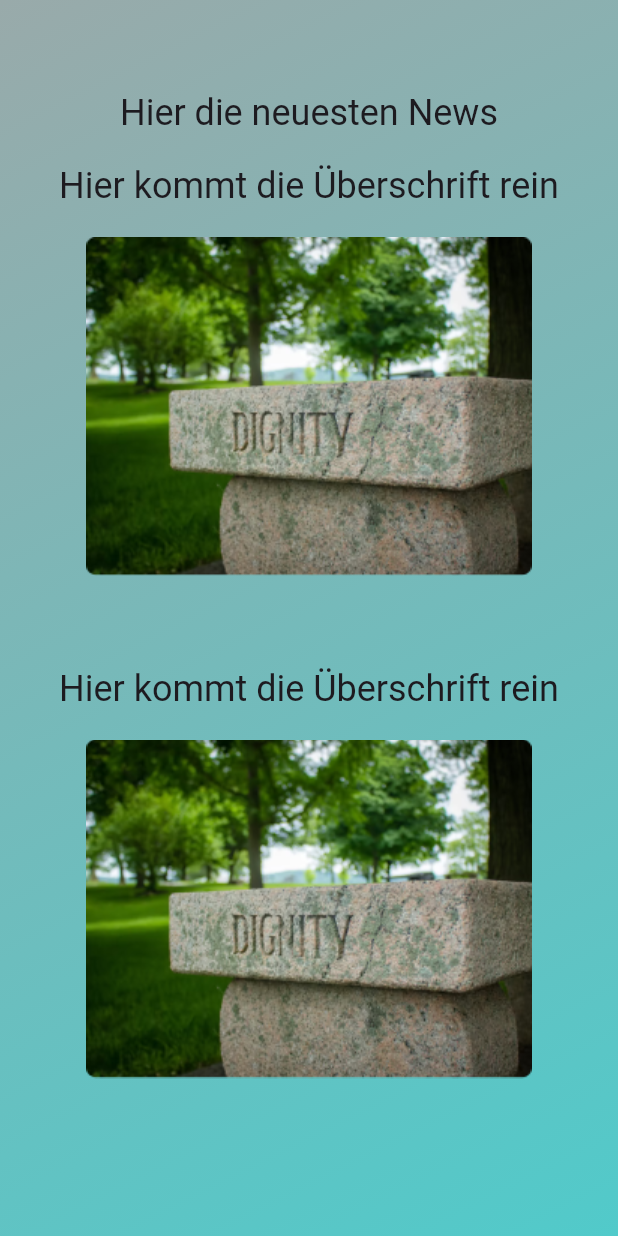
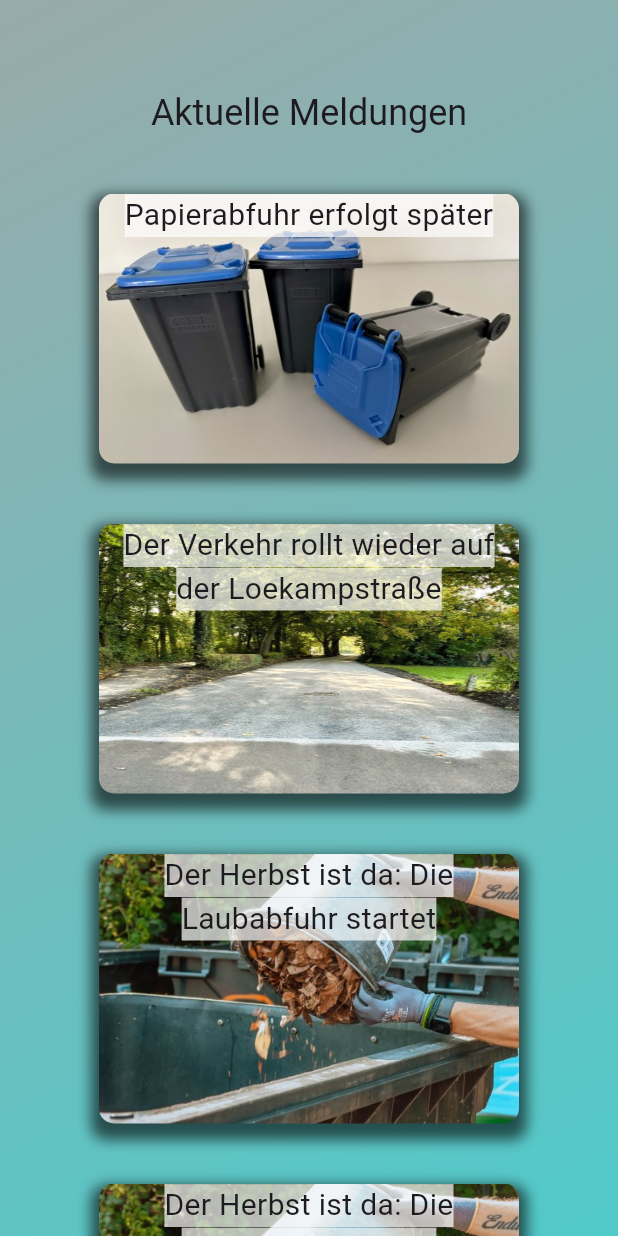
Before and after one commit to AkademieDirk/mam_projekt_v1, a Flutter app: the ContentSwitcher screen opened directly, after a tap on "News", on a phone screen of 412 x 824 dp. Run offline on Flutter 3.47's test engine with Material 3 defaults, Android fonts, the phone set to English and light mode, and no system bars; our stand-ins replace flutter_social_button, font_awesome_flutter; Roboto replaces fonts that are missing (Urbanist).

Commit message:
News screen added / News Container outsourced

```diff
--- a/lib/config/sizes/sizes.dart
+++ b/lib/config/sizes/sizes.dart
@@ -1,4 +1,4 @@
 const double bigTextSize = 48;
 const double normaTextSize = 16;
 const double smallTextSize = 12;
-const double mediumTextSize = 32;
+const double mediumTextSize = 20;
--- a/lib/config/themes/themes.dart
+++ b/lib/config/themes/themes.dart
@@ -6,9 +6,11 @@ ThemeData mamTheme = ThemeData(
     fontFamily: "Urbanist",
     textTheme: const TextTheme(
         bodySmall: TextStyle(fontSize: smallTextSize),
-        bodyMedium: TextStyle(fontSize: normaTextSize),
+        bodyMedium: TextStyle(fontSize: mediumTextSize),
         bodyLarge: TextStyle(fontSize: bigTextSize),
-        displaySmall: TextStyle(fontSize: 24),
+        displaySmall: TextStyle(
+          fontSize: 24,
+        ),
         headlineMedium:
             TextStyle(fontSize: mediumTextSize, fontWeight: FontWeight.bold),
         headlineLarge:
@@ -17,6 +19,9 @@ ThemeData mamTheme = ThemeData(
 Icon closebutton = const Icon(Icons.close_rounded);
 const verticalSpacing = SizedBox(
   height: 20,
+);
+const verticalMediumSpacing = SizedBox(
+  height: 40,
 );
 const verticalBigSpacing = SizedBox(
   height: 60,
--- a/lib/features/Abfall_ABC/widgets/switcher_container.dart
+++ b/lib/features/Abfall_ABC/widgets/switcher_container.dart
@@ -19,7 +19,7 @@ class SwitcherContainer extends StatelessWidget {
       child: Column(
         children: [
           Padding(
-            padding: const EdgeInsets.only(top: 8.0, bottom: 4),
+            padding: const EdgeInsets.only(top: 4.0, bottom: 4),
             child: ClipRRect(
                 borderRadius: BorderRadius.circular(15),
                 child: Image(
--- /dev/null
+++ b/lib/features/News/news_container.dart
@@ -0,0 +1,40 @@
+import 'package:flutter/material.dart';
+
+class NewsContainer extends StatelessWidget {
+  const NewsContainer({
+    super.key,
+    required this.text,
+    required this.newsimagepath,
+  });
+  final String text;
+  final String newsimagepath;
+  @override
+  Widget build(BuildContext context) {
+    return Container(
+      height: 180,
+      width: 280,
+      //! wie bekomme ich den Shadow in eine Vorlage um ihn wieder zu verwenden?
+
+      decoration: BoxDecoration(
+        boxShadow: [
+          BoxShadow(
+            color: Colors.black.withOpacity(0.6),
+            spreadRadius: 5,
+            blurRadius: 7,
+            offset: const Offset(0, 6), // changes position of shadow
+          ),
+        ],
+        image:
+            DecorationImage(fit: BoxFit.fill, image: AssetImage(newsimagepath)),
+        borderRadius: BorderRadius.circular(10),
+      ),
+      child: Text(
+        text,
+        textAlign: TextAlign.center,
+        style: Theme.of(context).textTheme.bodyMedium?.copyWith(
+              backgroundColor: Colors.white70,
+            ),
+      ),
+    );
+  }
+}
--- a/lib/features/News/news_screen.dart
+++ b/lib/features/News/news_screen.dart
@@ -1,6 +1,7 @@
 import 'package:flutter/material.dart';
 import 'package:mam_projekt_v1/config/themes/themes.dart';
 import 'package:mam_projekt_v1/features/Abfall_ABC/widgets/classes/information_card_class.dart';
+import 'package:mam_projekt_v1/features/News/news_container.dart';
 
 class NewsScreen extends StatelessWidget {
   const NewsScreen({super.key, required this.trashdata});
@@ -11,33 +12,34 @@ class NewsScreen extends StatelessWidget {
         width: double.infinity,
         decoration: background,
         child: SafeArea(
+          child: SingleChildScrollView(
             child: Column(
               children: [
                 verticalBigSpacing,
                 Text(
-                "Hier die neuesten News",
+                  "Aktuelle Meldungen",
                   style: Theme.of(context).textTheme.displaySmall,
                 ),
                 verticalSpacing,
-              Column(children: [
-                Text(
-                  "Hier kommt die Überschrift rein",
-                  style: Theme.of(context).textTheme.displaySmall,
-                )
-              ]),
                 verticalSpacing,
-              const Image(
-                  image: AssetImage("assets/images/News/Newsimage.png")),
-              verticalBigSpacing,
-              Column(children: [
-                Text(
-                  "Hier kommt die Überschrift rein",
-                  style: Theme.of(context).textTheme.displaySmall,
-                )
-              ]),
-              verticalSpacing,
-              const Image(image: AssetImage("assets/images/News/Newsimage.png"))
+                const NewsContainer(
+                  newsimagepath: "assets/images/News/Blaue_Tonne_news.jpg",
+                  text: "Papierabfuhr erfolgt später",
+                ),
+                verticalMediumSpacing,
+                const NewsContainer(
+                    text: "Der Verkehr rollt wieder auf der Loekampstraße",
+                    newsimagepath: "assets/images/News/NewsLoekampstr.jpg"),
+                verticalMediumSpacing,
+                const NewsContainer(
+                    text: "Der Herbst ist da: Die Laubabfuhr startet",
+                    newsimagepath: "assets/images/News/Herbst.jpg"),
+                verticalMediumSpacing,
+                const NewsContainer(
+                    text: "Der Herbst ist da: Die Laubabfuhr startet",
+                    newsimagepath: "assets/images/News/Herbst.jpg")
               ],
+            ),
           ),
         ));
   }
--- a/lib/main.dart
+++ b/lib/main.dart
@@ -19,12 +19,6 @@ class MainApp extends StatelessWidget {
       theme: mamTheme,
       home: const Scaffold(
         body: WelcomeScreen(),
-
-        // child: Column(
-        //   mainAxisAlignment: MainAxisAlignment.center,
-        //   children: [
-        //     InformationCard(trashdata: trashdata),
-        //],
       ),
     );
   }
```
Also changed, not shown: assets/images/News/Blaue_Tonne_news.jpg (added), assets/images/News/Herbst.jpg (added), assets/images/News/NewsLoekampstr.jpg (added). Lines whose indentation alone changed are shown as unchanged.
